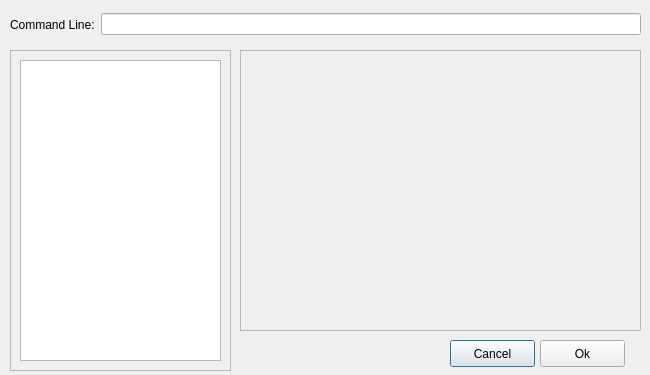
Above: concept_net_gui/ui/settingsdialog.ui from alica-labs/aspsuite before the change. Below: the same form after it.
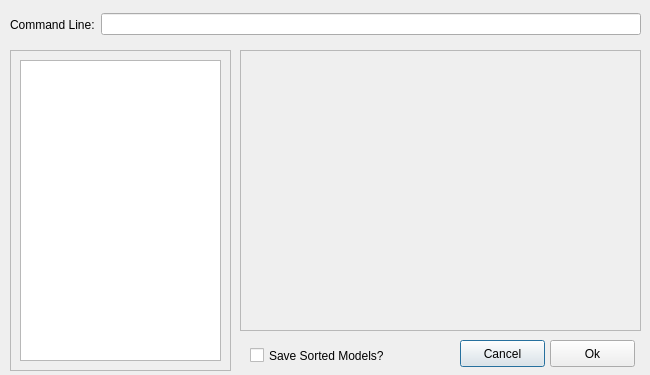
That is the form after the change.

Diff of the .ui file:
```diff
--- a/concept_net_gui/ui/settingsdialog.ui
+++ b/concept_net_gui/ui/settingsdialog.ui
@@ -87,7 +87,7 @@
   <widget class="QPushButton" name="cancelBtn">
    <property name="geometry">
     <rect>
-     <x>450</x>
+     <x>460</x>
      <y>340</y>
      <width>85</width>
      <height>27</height>
@@ -100,7 +100,7 @@
   <widget class="QPushButton" name="okBtn">
    <property name="geometry">
     <rect>
-     <x>540</x>
+     <x>550</x>
      <y>340</y>
      <width>85</width>
      <height>27</height>
@@ -142,6 +142,19 @@
     </layout>
    </widget>
   </widget>
+  <widget class="QCheckBox" name="safeSortedModelscheckBox">
+   <property name="geometry">
+    <rect>
+     <x>250</x>
+     <y>340</y>
+     <width>181</width>
+     <height>31</height>
+    </rect>
+   </property>
+   <property name="text">
+    <string>Save Sorted Models?</string>
+   </property>
+  </widget>
  </widget>
  <resources/>
  <connections/>
```
